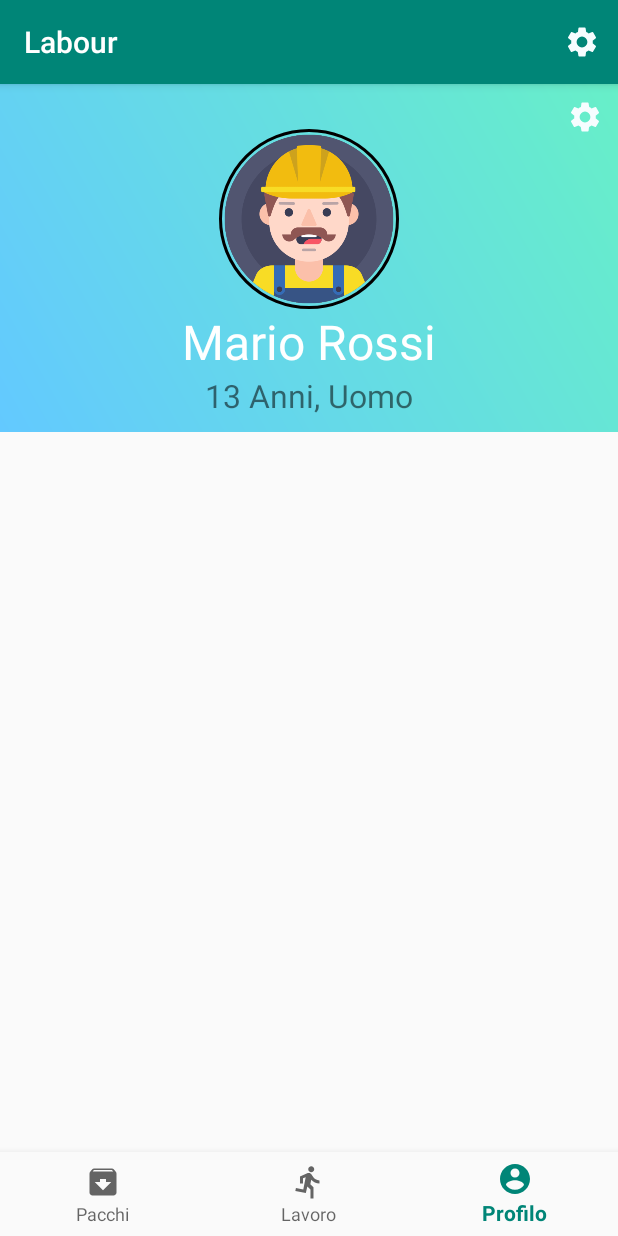
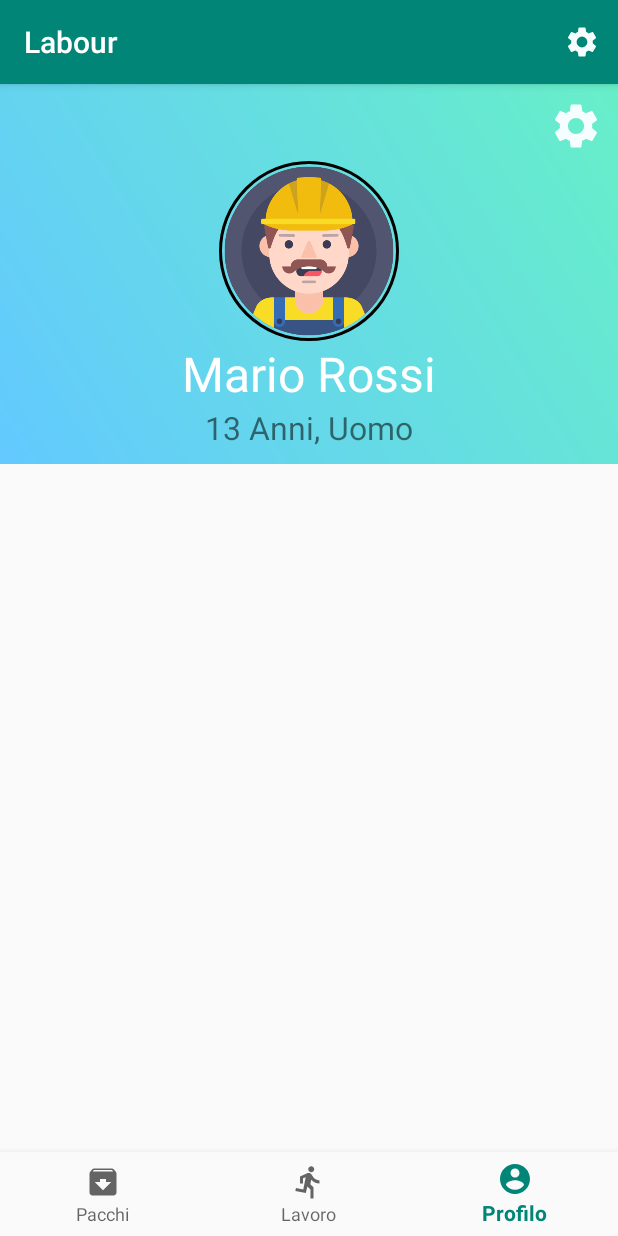
Before and after one commit to bohmax/Labour, an Android app: the screen it shows after launch (MainActivity), item 3 of the bottom bar chosen, on a phone screen of 412 x 824 dp. Run offline under Robolectric (Android 15) with nearby library versions, the light colour scheme and no system bars; libraries missing offline, so code that uses them is left out: com.mikhaellopez.circularimageview; plain views replace CircularImageView; 5 statements that could not run were skipped.

```diff
--- a/app/src/main/AndroidManifest.xml
+++ b/app/src/main/AndroidManifest.xml
@@ -30,10 +30,6 @@
         </activity>
         <activity android:name=".LoginActivity"/>
         <activity android:name=".PreferenceActivity" />
-        <activity android:name=".SubscribeFragment" />
-        <activity android:name=".ProfileActivity" />
-        <activity android:name=".WorkActivity" />
-        <activity android:name=".PackageFragment" />
 
         <provider
             android:name="androidx.core.content.FileProvider"
--- a/app/src/main/java/com/example/labour/MainActivity.java
+++ b/app/src/main/java/com/example/labour/MainActivity.java
@@ -1,7 +1,7 @@
 package com.example.labour;
 
+import android.content.DialogInterface;
 import android.os.Bundle;
-import android.os.PersistableBundle;
 import android.util.Log;
 import android.view.MenuItem;
 import android.view.View;
@@ -13,7 +13,7 @@ import androidx.fragment.app.Fragment;
 
 import com.google.android.material.bottomnavigation.BottomNavigationView;
 
-public class MainActivity extends AppCompatActivity implements BottomNavigationView.OnNavigationItemSelectedListener {
+public class MainActivity extends AppCompatActivity implements BottomNavigationView.OnNavigationItemSelectedListener, DialogInterface.OnDismissListener {
 
     private String user_ID="pippotest";
     private boolean exist;
@@ -63,6 +63,7 @@ public class MainActivity extends AppCompatActivity implements BottomNavigationV
 
             Bundle bund = new Bundle();
             bund.putString("ID", user_ID);
+            bund.putString("Path_Photo", getApplicationInfo().dataDir+"/files/");
             bund.putBoolean("Exist", exist);
             packf.setArguments(bund);
             proff.setArguments(bund);
@@ -116,6 +117,11 @@ public class MainActivity extends AppCompatActivity implements BottomNavigationV
         return false;
     }
 
+    @Override
+    public void onDismiss(DialogInterface dialog) {
+        proff.Dismiss();
+    }
+
     public void showPopup(View v) { //viene invocato dal bottone, dichiarato nel xml
         if(active instanceof PackageFragment)
             packf.showPopup(v);
@@ -127,6 +133,11 @@ public class MainActivity extends AppCompatActivity implements BottomNavigationV
         if(active instanceof PackageFragment)
             packf.onImageClick(v);
         else if (active instanceof ProfileFragment)
-            proff.onImageClick(v);
+            proff.onImageClick();
     }
+
+    public void onEditClick(View v){
+        proff.onEditClick();
+    }
+
 }
--- a/app/src/main/java/com/example/labour/PackageFragment.java
+++ b/app/src/main/java/com/example/labour/PackageFragment.java
@@ -18,6 +18,7 @@ public class PackageFragment extends Fragment {
 
     private boolean exist = false;
     private String user_ID = "pippotest";
+    private String pathfile;
     private SubscribeFragment sf;
     private FragmentManager fm;
     private TextView tw;
@@ -36,48 +37,25 @@ public class PackageFragment extends Fragment {
         if (extra != null) {
             exist = extra.getBoolean("Exist");
             user_ID = extra.getString("ID");
+            pathfile = extra.getString("Path_Photo");
         }
 
 
         if (savedInstanceState != null) {
-            //menuf = (MenuFragment) fm.getFragment(savedInstanceState, "MenuFragmente");
-            SubscribeFragment fragmentA = (SubscribeFragment) fm.findFragmentByTag("SubFG TAG");
+            SubscribeFragment fragmentA = (SubscribeFragment) fm.findFragmentByTag("SubFG TAG1");
             if (fragmentA != null)
                 sf = (SubscribeFragment) fm.getFragment(savedInstanceState, "SubscribeFragment");
         } else {
             sf = new SubscribeFragment();
-            //menuf = new MenuFragment();
             Bundle bundle = new Bundle();
             bundle.putString("ID", user_ID);
+            bundle.putString("Path_Folder", pathfile);
             sf.setArguments(bundle);
-            //fm.beginTransaction().add(R.id.fragment_menu, menuf).commit();
             if (!exist) {
                 sf.setCancelable(false);
-                sf.show(fm, "SubFG TAG");
+                sf.show(fm, "SubFG TAG1");
             }
         }
-
-        /*profilo = findViewById(R.id.profile);
-
-        profilo.setOnClickListener(new View.OnClickListener() {
-            @Override
-            public void onClick(View v) {
-                Intent i = new Intent(getBaseContext(), ProfileActivity.class);
-                i.putExtra("ID", user_ID);
-                startActivity(i);
-            }
-        });
-
-        passi = findViewById(R.id.passi);
-
-        passi.setOnClickListener(new View.OnClickListener() {
-            @Override
-            public void onClick(View v) {
-                Intent i = new Intent(getBaseContext(), WorkActivity.class);
-                i.putExtra("ID", user_ID);
-                startActivity(i);
-            }
-        });*/
     }
 
     //chiamata dopo la on create
@@ -97,9 +75,7 @@ public class PackageFragment extends Fragment {
     @Override
     public void onSaveInstanceState(@NonNull Bundle outState) {
         super.onSaveInstanceState(outState);
-        //fm.putFragment(outState, "MenuFragmente", menuf);
-        SubscribeFragment fragmentA =(SubscribeFragment) fm.findFragmentByTag("SubFG TAG");
-        if (fragmentA != null)
+        if (fm.findFragmentByTag("SubFG TAG1") != null)
             fm.putFragment(outState, "SubscribeFragment", sf);
     }
 
--- a/app/src/main/java/com/example/labour/ProfileFragment.java
+++ b/app/src/main/java/com/example/labour/ProfileFragment.java
@@ -1,10 +1,9 @@
 package com.example.labour;
 
 import android.content.Context;
-import android.content.DialogInterface;
 import android.net.Uri;
 import android.os.Bundle;
-import android.os.Environment;
+import android.util.Log;
 import android.view.LayoutInflater;
 import android.view.View;
 import android.view.ViewGroup;
@@ -19,15 +18,15 @@ import com.mikhaellopez.circularimageview.CircularImageView;
 
 import java.io.File;
 
-public class ProfileFragment extends Fragment implements DialogInterface.OnDismissListener {
+public class ProfileFragment extends Fragment {
 
     private String user_ID="pippotest";
     private String[] userInfo;
-    private String pathfile;
+    private String pathfolder;
+    private String pathpic;
     private FragmentManager fm;
     private SubscribeFragment sf;
     private Context context;
-    private MenuFragment menuf;
     private TextView nome, carratteristiche;
     private CircularImageView civ;
     private MyDatabase db;
@@ -44,19 +43,15 @@ public class ProfileFragment extends Fragment implements DialogInterface.OnDismi
         Bundle extra = this.getArguments();
         if (extra != null) {
             user_ID = extra.getString("ID");
-            pathfile = Environment.getDataDirectory()+"/files/profile_"+user_ID+".jpg";
+            pathfolder = extra.getString("Path_Photo");
+            pathpic = pathfolder + "profile_"+user_ID+".jpg";
         }
 
         if (savedInstanceState != null) {
-            //menuf = (MenuFragment) fm.getFragment(savedInstanceState, "MenuFragmente");
             sf = (SubscribeFragment) fm.findFragmentByTag("SubFG TAG");
             if (sf != null)
                 sf = (SubscribeFragment) fm.getFragment(savedInstanceState, "SubscribeFragment");
-        } /*else {
-            menuf = new MenuFragment();
-            fm.beginTransaction()
-                    .add(R.id.fragment_menu, menuf).commit();
-        }*/
+        }
 
     }
 
@@ -66,7 +61,7 @@ public class ProfileFragment extends Fragment implements DialogInterface.OnDismi
         nome = view.findViewById(R.id.nome);
         carratteristiche = view.findViewById(R.id.caratteristiche);
         civ = view.findViewById(R.id.pic);
-        File pic = new File(pathfile);
+        File pic = new File(pathpic);
         if(pic.exists())
             civ.setImageBitmap(File_utility.getBitMap(context, Uri.fromFile(pic), 120, 120));
         setView(db.searchById(user_ID));
@@ -82,10 +77,7 @@ public class ProfileFragment extends Fragment implements DialogInterface.OnDismi
     @Override
     public void onSaveInstanceState(@NonNull Bundle outState) {
         super.onSaveInstanceState(outState);
-
-        //fm.putFragment(outState, "MenuFragmente", menuf);
-        SubscribeFragment fragmentA =(SubscribeFragment) fm.findFragmentByTag("SubFG TAG");
-        if (fragmentA != null)
+        if (fm.findFragmentByTag("SubFG TAG") != null)
             fm.putFragment(outState, "SubscribeFragment", sf);
     }
 
@@ -94,17 +86,16 @@ public class ProfileFragment extends Fragment implements DialogInterface.OnDismi
         if (str[0].length()!=0 || str[1].length()!=0)
             nome.setText(String.format("%s %s", str[0], str[1]));
         carratteristiche.setText(String.format("%s Anni, %s", str[2], str[3]));
-    }
-
-    @Override
-    public void onDismiss(final DialogInterface dialog) {
-        setView(db.searchById(user_ID));
-        File pic = new File(pathfile);
+        File pic = new File(pathpic);
         if(pic.exists())
             civ.setImageBitmap(File_utility.getBitMap(context, Uri.fromFile(pic), 120, 120));
     }
 
-    public void onEditClick(View v){
+    void Dismiss() {
+        setView(db.searchById(user_ID));
+    }
+
+    void onEditClick(){
         if(sf==null)
             sf = new SubscribeFragment();
         Bundle bundle = new Bundle();
@@ -113,16 +104,17 @@ public class ProfileFragment extends Fragment implements DialogInterface.OnDismi
         bundle.putString("cognome", userInfo[1]);
         bundle.putString("anni", userInfo[2]);
         bundle.putString("sesso", userInfo[3]);
+        bundle.putString("Path_Folder", pathfolder);
         sf.setArguments(bundle);
         sf.setCancelable(false);
         sf.show(fm, "SubFG TAG");
     }
 
-    public void showPopup(View v) { //viene invocato dal bottone, dichiarato nel xml
+    void showPopup(View v) { //viene invocato dal bottone, dichiarato nel xml
         sf.showPopup(v);
     }
 
-    public void onImageClick(View v) {
+    void onImageClick() {
         sf.onImageClick();
     }
 }
--- a/app/src/main/java/com/example/labour/SubscribeFragment.java
+++ b/app/src/main/java/com/example/labour/SubscribeFragment.java
@@ -52,6 +52,7 @@ public class SubscribeFragment extends DialogFragment implements PopupMenu.OnMen
     private Bitmap bit;
     private String mCurrentPhotoPath;
     private String picpath;
+    private String picfolder;
 
     @Override
     public void onAttach(Context context) {
@@ -66,7 +67,8 @@ public class SubscribeFragment extends DialogFragment implements PopupMenu.OnMen
 
         if(getArguments()!=null){
             ID = getArguments().getString("ID");
-            picpath = mContext.getApplicationInfo().dataDir+"/files/profile_"+ID+".jpg";
+            picfolder = getArguments().getString("Path_Folder");
+            picpath = picfolder + "profile_"+ ID +".jpg";
             File pic = new File(picpath);
             if(pic.exists())
                 civ.setImageBitmap(File_utility.getBitMap(mContext, Uri.fromFile(pic), 150, 150));
@@ -169,12 +171,12 @@ public class SubscribeFragment extends DialogFragment implements PopupMenu.OnMen
                     File f = new File(mCurrentPhotoPath);
                     if ((f = File_utility.handlePic(picpath, f)) != null){
                         Log.i("new path?", f.getAbsolutePath());
-                        if((bit=File_utility.getBitMap(mContext, Uri.fromFile(f), civ.getWidth(), civ.getHeight()))!=null)
+                        if((bit=File_utility.getBitMap(mContext, Uri.fromFile(f), 150, 150))!=null)
                             civ.setImageBitmap(bit);
                     } else Toast.makeText(mContext, "Operazione fallita, riprovare", Toast.LENGTH_SHORT).show();
                 } else {
                     //l'utente ha selezionato una foto dalla galleria
-                    if((bit=File_utility.getBitMap(mContext, data.getData(), civ.getWidth(), civ.getHeight()))!=null){
+                    if((bit=File_utility.getBitMap(mContext, data.getData(), 150, 150))!=null){
                         Log.i("Wut","loose");
                         civ.setImageBitmap(bit);
                         if(!File_utility.fromBitmapToFile(bit, picpath))
@@ -232,7 +234,7 @@ public class SubscribeFragment extends DialogFragment implements PopupMenu.OnMen
 
         Intent camera = new Intent(MediaStore.ACTION_IMAGE_CAPTURE);
         try {
-            photoFile = File_utility.createImageFile(mContext.getApplicationInfo().dataDir+"/files");
+            photoFile = File_utility.createImageFile(picfolder);
             mCurrentPhotoPath = photoFile.getAbsolutePath();
         } catch (IOException ex) {
             Toast.makeText(mContext, "Impossibile creare l'immagine", Toast.LENGTH_SHORT).show();
--- a/app/src/main/res/layout/profile_layout.xml
+++ b/app/src/main/res/layout/profile_layout.xml
@@ -16,7 +16,8 @@
                 android:id="@+id/relative1"
                 android:layout_width="match_parent"
                 android:layout_height="wrap_content"
-                android:layout_marginTop="20dp">
+                android:layout_marginTop="5dp"
+                android:layout_below="@+id/edit">
                 <com.mikhaellopez.circularimageview.CircularImageView
                     android:id="@+id/pic"
                     android:layout_width="120dp"
@@ -50,14 +51,14 @@
 
             <ImageView
                 android:id="@+id/edit"
-                android:layout_width="24dp"
-                android:layout_height="24dp"
+                android:layout_width="36dp"
+                android:layout_height="36dp"
+                android:layout_alignParentEnd="true"
                 android:contentDescription="@string/sfondo"
                 android:elevation="2dp"
                 android:onClick="onEditClick"
-                android:src="@drawable/ic_settings_white_24dp"
-                android:layout_alignParentEnd="true"/>
+                android:src="@drawable/ic_settings_white_24dp" />
 
         </RelativeLayout>
 
-    </RelativeLayout>
+</RelativeLayout>
```
Also changed, not shown: app/src/main/java/com/example/labour/File_utility.java (+6 -2 lines).
